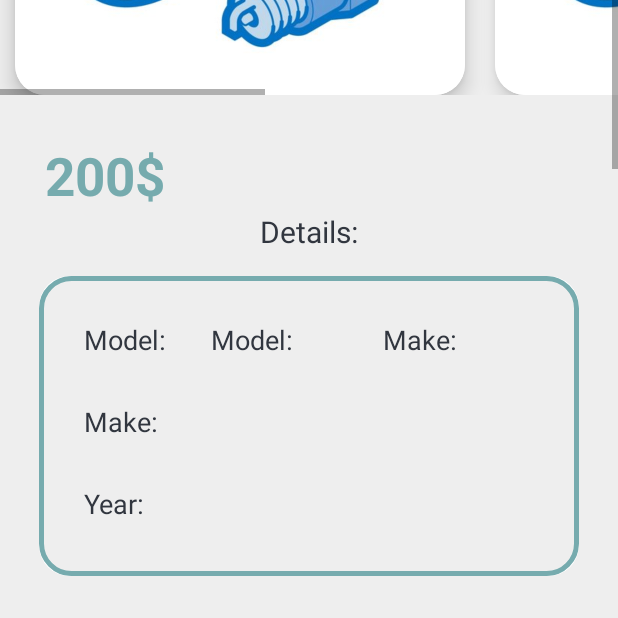
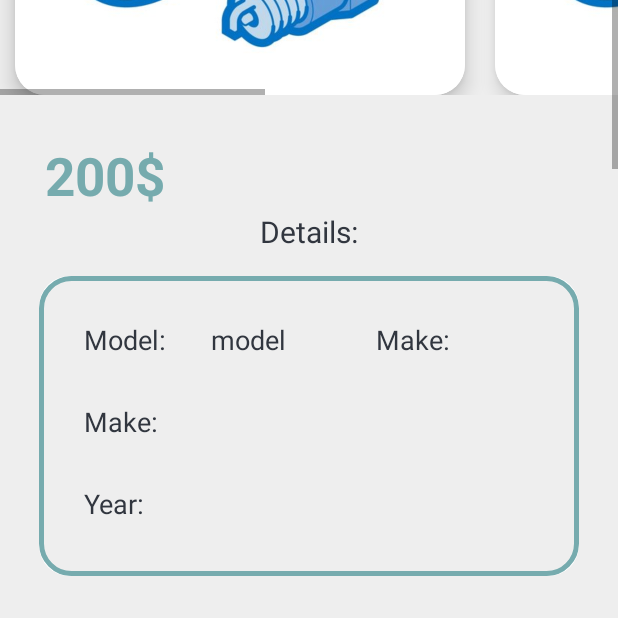
Before and after one commit to Mohamad-H-Hallal/AutoMate-Parts-and-Service-Hub, an Android app: the PartDetailsActivity screen opened directly, with no data from a screen before it, on a phone screen of 412 x 824 dp, the part 618-1236 px from its top. Run offline under Robolectric (Android 15) with nearby library versions, the phone set to English and light mode, and no system bars; pictures from the network do not load.

Commit message:
building the part details activity

```diff
--- a/app/src/main/java/com/example/project/EditLocationActivity.java
+++ b/app/src/main/java/com/example/project/EditLocationActivity.java
@@ -23,7 +23,6 @@
     @Override
     protected void onCreate(Bundle savedInstanceState) {
         super.onCreate(savedInstanceState);
-        EdgeToEdge.enable(this);
         setContentView(R.layout.activity_edit_location);
         fusedLocationClient = LocationServices.getFusedLocationProviderClient(this);
         SupportMapFragment mapFragment = (SupportMapFragment) getSupportFragmentManager().findFragmentById(R.id.map);
--- a/app/src/main/java/com/example/project/ManagePartsActivity.java
+++ b/app/src/main/java/com/example/project/ManagePartsActivity.java
@@ -17,7 +17,6 @@ public class ManagePartsActivity extends BaseActivity {
     @Override
     protected void onCreate(Bundle savedInstanceState) {
         super.onCreate(savedInstanceState);
-        EdgeToEdge.enable(this);
         setContentView(R.layout.activity_manage_parts);
         backButton = findViewById(R.id.back_arrow2);
 
--- a/app/src/main/java/com/example/project/PartDetailsActivity.java
+++ b/app/src/main/java/com/example/project/PartDetailsActivity.java
@@ -35,8 +35,8 @@ public class PartDetailsActivity extends BaseActivity {
     @Override
     protected void onCreate(Bundle savedInstanceState) {
         super.onCreate(savedInstanceState);
-        EdgeToEdge.enable(this);
         setContentView(R.layout.activity_part_details);
+
         horizontalScrollView = findViewById(R.id.horizontalScrollView);
         LinearLayout imageContainer = findViewById(R.id.imageContainer);
         miniMapView = findViewById(R.id.miniMapView);
--- a/app/src/main/java/com/example/project/PartsCategoriesActivity.java
+++ b/app/src/main/java/com/example/project/PartsCategoriesActivity.java
@@ -25,7 +25,6 @@ public class PartsCategoriesActivity extends BaseActivity {
     @Override
     protected void onCreate(Bundle savedInstanceState) {
         super.onCreate(savedInstanceState);
-        EdgeToEdge.enable(this);
         setContentView(R.layout.activity_parts_categories);
 
         back = findViewById(R.id.back_arrow1);
--- a/app/src/main/java/com/example/project/SettingActivity.java
+++ b/app/src/main/java/com/example/project/SettingActivity.java
@@ -29,7 +29,6 @@ public class SettingActivity extends BaseActivity {
     @Override
     protected void onCreate(Bundle savedInstanceState) {
         super.onCreate(savedInstanceState);
-        EdgeToEdge.enable(this);
         setContentView(R.layout.activity_setting);
 
         back = findViewById(R.id.back_arrow3);
--- a/app/src/main/res/layout/activity_part_details.xml
+++ b/app/src/main/res/layout/activity_part_details.xml
@@ -178,7 +178,7 @@
                     android:layout_height="wrap_content"
                     android:layout_margin="30dp"
                     android:textColor="@color/colorPrimaryDark"
-                    android:text="@string/model"
+                    android:text="model"
                     android:textSize="18sp"
                     app:layout_constraintStart_toEndOf="@id/model_detail"
                     app:layout_constraintTop_toTopOf="parent" />
```
